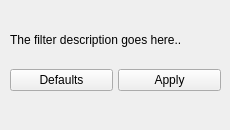
Above: plugins/gui_filter/FilterDockWidget.ui from TzarIvan/starlab.core before the change. Below: the same form after it.
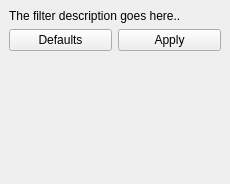
That is the form after the change.

Commit message: [Minor] Fixed filter widget appearance + stopped spinning of draw area.

Patch:
```diff
--- a/plugins/gui_filter/FilterDockWidget.ui
+++ b/plugins/gui_filter/FilterDockWidget.ui
@@ -7,7 +7,7 @@
     <x>0</x>
     <y>0</y>
     <width>230</width>
-    <height>130</height>
+    <height>184</height>
    </rect>
   </property>
   <property name="sizePolicy">
@@ -19,7 +19,7 @@
   <property name="minimumSize">
    <size>
     <width>230</width>
-    <height>130</height>
+    <height>184</height>
    </size>
   </property>
   <property name="windowTitle">
@@ -32,31 +32,22 @@
      <verstretch>0</verstretch>
     </sizepolicy>
    </property>
-   <widget class="QWidget" name="verticalLayoutWidget">
-    <property name="geometry">
-     <rect>
-      <x>10</x>
-      <y>10</y>
-      <width>211</width>
-      <height>81</height>
-     </rect>
-    </property>
     <layout class="QVBoxLayout" name="verticalLayout">
-     <property name="spacing">
-      <number>0</number>
-     </property>
      <item>
       <widget class="QLabel" name="filterDescription">
        <property name="text">
         <string>The filter description goes here..</string>
        </property>
-      </widget>
-     </item>
-     <item>
-      <layout class="QHBoxLayout" name="horizontalLayout">
-       <property name="spacing">
-        <number>5</number>
-       </property>
+      <property name="wordWrap">
+       <bool>true</bool>
+      </property>
+     </widget>
+    </item>
+    <item>
+     <layout class="QVBoxLayout" name="parametersLayout"/>
+    </item>
+    <item>
+     <layout class="QHBoxLayout" name="buttonsLayout">
        <item>
         <widget class="QPushButton" name="defaultButton">
          <property name="text">
@@ -73,8 +64,20 @@
        </item>
       </layout>
      </item>
-    </layout>
-   </widget>
+    <item>
+     <spacer name="verticalSpacer_2">
+      <property name="orientation">
+       <enum>Qt::Vertical</enum>
+      </property>
+      <property name="sizeHint" stdset="0">
+       <size>
+        <width>20</width>
+        <height>40</height>
+       </size>
+      </property>
+     </spacer>
+    </item>
+   </layout>
   </widget>
  </widget>
  <resources/>
```
Lines whose indentation alone changed are shown as unchanged. The commit also changes 2 other files.
